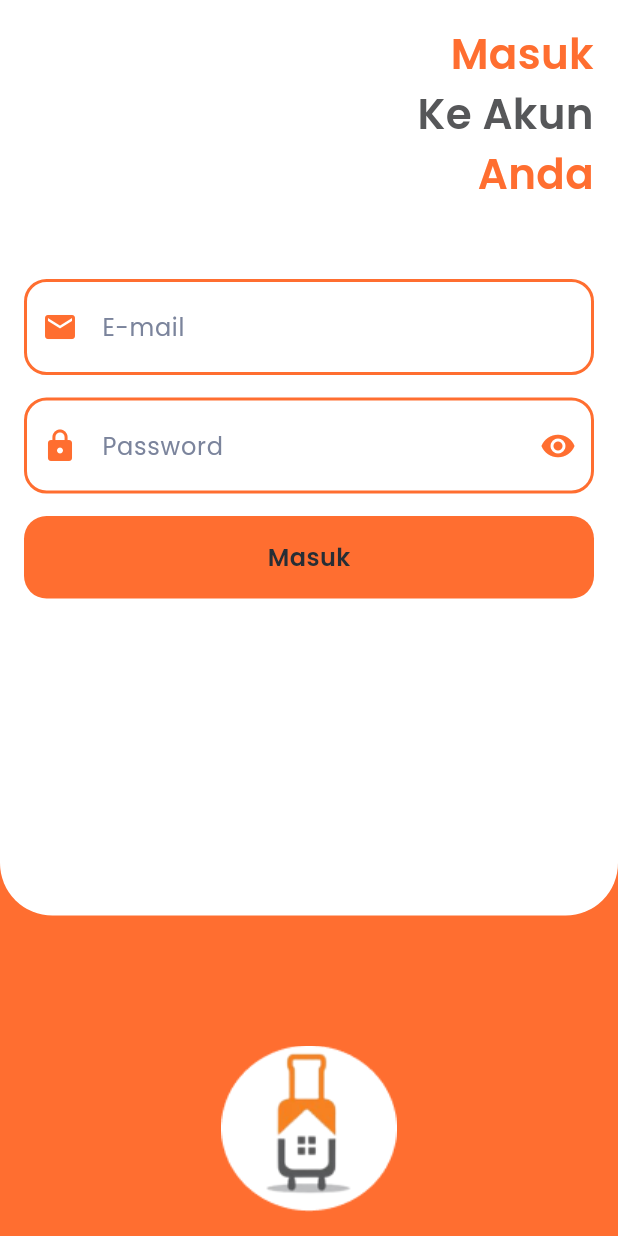
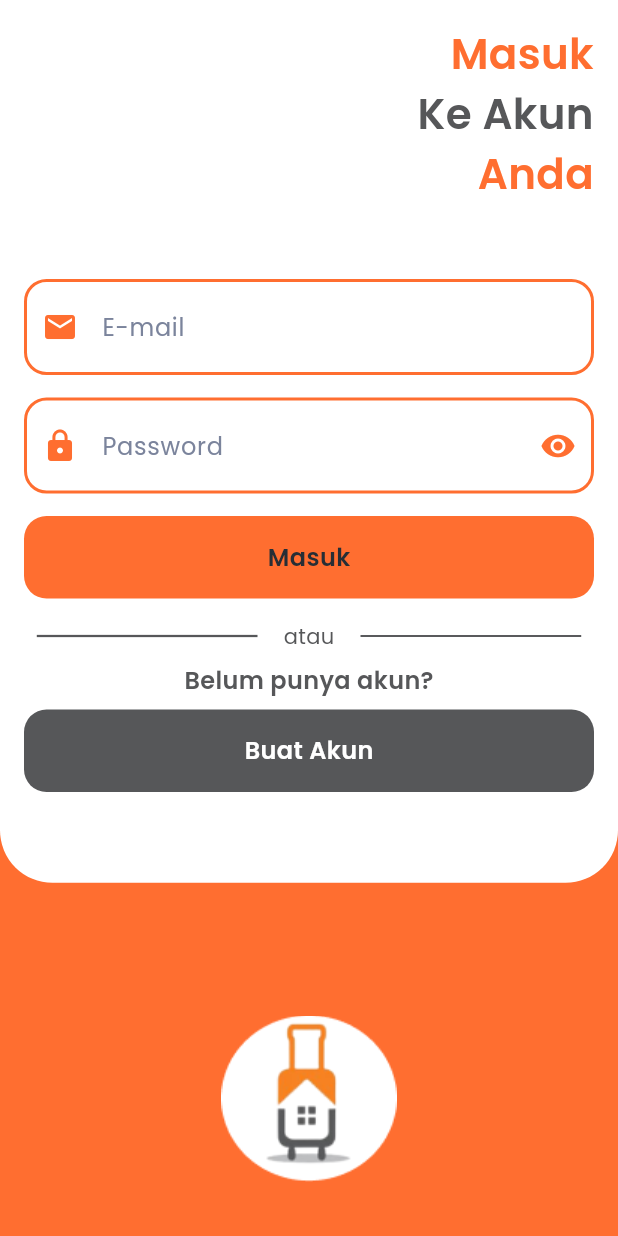
Before and after one commit to rizkiazka99/Villa-Reservation-App-Client, a Flutter app: the screen it shows after launch, on a phone screen of 412 x 824 dp. Run offline on Flutter 3.47's test engine with Material 2 defaults, Android fonts, the phone set to English and light mode, and no system bars; our stand-ins replace dio, email_validator, flutter_spinkit, get, shared_preferences; accounts and stored records are empty.

Commit message:
update progress

```diff
--- a/lib/core/font_sizes.dart
+++ b/lib/core/font_sizes.dart
@@ -53,7 +53,7 @@ h7({color = textBlack, fontWeight = FontWeight.bold, fontFamily}) {
 
 //body
 bodyLg({color = textBlack, fontWeight = FontWeight.bold, fontFamily}) {
-  return TextStyle(color: color, fontSize: 16, letterSpacing: 2, fontWeight: fontWeight, fontFamily: fontFamily);
+  return TextStyle(color: color, fontSize: 16, fontWeight: fontWeight, fontFamily: fontFamily);
 }
 
 bodyMd({color = textGrey, fontWeight = FontWeight.normal, fontStyle = FontStyle.normal, fontFamily}) {
--- a/lib/main.dart
+++ b/lib/main.dart
@@ -1,4 +1,5 @@
 import 'package:flutter/material.dart';
+import 'package:flutter/services.dart';
 import 'package:get/get.dart';
 import 'package:reservilla/router/route_app.dart';
 import 'package:reservilla/router/route_variables.dart';
@@ -12,8 +13,16 @@ class MyApp extends StatelessWidget {
 
   @override
   Widget build(BuildContext context) {
+    SystemChrome.setPreferredOrientations(
+      [
+        DeviceOrientation.portraitUp,
+        DeviceOrientation.portraitDown
+      ]
+    );
+
     return GetMaterialApp(
-      title: 'Flutter Demo',
+      debugShowCheckedModeBanner: false,
+      title: 'ReserVilla',
       theme: ThemeData(
         //colorScheme: ColorScheme.fromSeed(seedColor: Colors.deepPurple),
         useMaterial3: true,
--- /dev/null
+++ b/lib/modules/binding/auth/register_screen_binding.dart
@@ -0,0 +1,9 @@
+import 'package:get/get.dart';
+import 'package:reservilla/modules/controller/auth/register_screen_controller.dart';
+
+class RegisterScreenBinding extends Bindings {
+  @override
+  void dependencies() {
+    Get.lazyPut<RegisterScreenController>(() => RegisterScreenController());
+  }
+}
--- /dev/null
+++ b/lib/modules/controller/auth/register_screen_controller.dart
@@ -0,0 +1,5 @@
+import 'package:get/get.dart';
+
+class RegisterScreenController extends GetxController {
+
+}
--- a/lib/modules/view/auth/login_screen.dart
+++ b/lib/modules/view/auth/login_screen.dart
@@ -5,6 +5,7 @@ import 'package:reservilla/core/colors.dart';
 import 'package:reservilla/core/font_sizes.dart';
 import 'package:reservilla/modules/controller/auth/login_screen_controller.dart';
 import 'package:reservilla/widgets/authentication_form.dart';
+import 'package:reservilla/widgets/decorative_or.dart';
 import 'package:reservilla/widgets/default_button.dart';
 
 class LoginScreen extends StatefulWidget {
@@ -30,14 +31,14 @@ class _LoginScreenState extends State<LoginScreen> {
               Container(
                 alignment: Alignment.bottomCenter,
                 width: MediaQuery.of(context).size.width,
-                padding: const EdgeInsets.only(bottom: 16),
+                padding: const EdgeInsets.only(bottom: 36),
                 color: contextOrange,
                 child: Image.asset(
                   'assets/images/logo.png',
                 ),
               ),
               Container(
-                height: MediaQuery.of(context).size.height / 1.35,
+                height: MediaQuery.of(context).size.height / 1.4,
                 width: MediaQuery.of(context).size.width,
                 padding: const EdgeInsets.all(16),
                 decoration: const BoxDecoration(
@@ -127,12 +128,34 @@ class _LoginScreenState extends State<LoginScreen> {
                           }
                         ))
                       ),
-                      DefaultButton(
-                        onTap: () {
-                          controller.initiateLogin();
-                        },
-                        color: contextOrange,
-                        buttonText: 'Masuk'
+                      Container(
+                        padding: const EdgeInsets.only(bottom: 15),
+                        child: DefaultButton(
+                          onTap: () {
+                            controller.initiateLogin();
+                          },
+                          color: contextOrange,
+                          buttonText: 'Masuk'
+                        ),
+                      ),
+                      decorativeOr(context),
+                      Container(
+                        padding: const EdgeInsets.only(top: 8),
+                        child: Text(
+                          'Belum punya akun?',
+                          style: bodyLg(color: contextGrey),
+                        ),
+                      ),
+                      Container(
+                        padding: const EdgeInsets.only(top: 8),
+                        child: DefaultButton(
+                          onTap: () {
+
+                          },
+                          color: contextGrey,
+                          buttonText: 'Buat Akun',
+                          buttonTextColor: Colors.white,
+                        ),
                       )
                     ],
                   ),
--- /dev/null
+++ b/lib/modules/view/auth/register_screen.dart
@@ -0,0 +1,19 @@
+import 'package:flutter/material.dart';
+import 'package:get/get.dart';
+import 'package:reservilla/modules/controller/auth/register_screen_controller.dart';
+
+class RegisterScreen extends StatefulWidget {
+  const RegisterScreen({super.key});
+
+  @override
+  State<RegisterScreen> createState() => _RegisterScreenState();
+}
+
+class _RegisterScreenState extends State<RegisterScreen> {
+  RegisterScreenController controller = Get.find<RegisterScreenController>();
+
+  @override
+  Widget build(BuildContext context) {
+    return Scaffold();
+  }
+}
--- a/lib/router/route_app.dart
+++ b/lib/router/route_app.dart
@@ -1,6 +1,8 @@
 import 'package:get/get.dart';
 import 'package:reservilla/modules/binding/auth/login_screen_binding.dart';
+import 'package:reservilla/modules/binding/auth/register_screen_binding.dart';
 import 'package:reservilla/modules/view/auth/login_screen.dart';
+import 'package:reservilla/modules/view/auth/register_screen.dart';
 import 'package:reservilla/router/route_variables.dart';
 
 class AppPages {
@@ -9,6 +11,11 @@ class AppPages {
       name: loginScreenRoute,
       page: () => const LoginScreen(),
       binding: LoginScreenBinding()
+    ),
+    GetPage(
+      name: registerScreenRoute,
+      page: () => const RegisterScreen(),
+      binding: RegisterScreenBinding()
     )
   ];
 }
--- a/lib/router/route_variables.dart
+++ b/lib/router/route_variables.dart
@@ -1 +1,2 @@
 const loginScreenRoute = '/loginScreen';
+const registerScreenRoute = '/registerScreen';
--- /dev/null
+++ b/lib/widgets/decorative_or.dart
@@ -0,0 +1,32 @@
+import 'package:flutter/material.dart';
+import 'package:reservilla/core/colors.dart';
+import 'package:reservilla/core/font_sizes.dart';
+
+Widget decorativeOr(BuildContext context) {
+  return SizedBox(
+    width: MediaQuery.of(context).size.width,
+    child: Row(
+      mainAxisAlignment: MainAxisAlignment.center,
+      children: [
+        SizedBox(
+          width: MediaQuery.of(context).size.width / 2.8,
+          child: const Divider(color: contextGrey, thickness: 1.5),
+        ),
+        Container(
+          alignment: Alignment.center,
+          width: MediaQuery.of(context).size.width / 6,
+          child: Text(
+            'atau',
+            style: bodyMd(
+              color: contextGrey,
+            )
+          ),
+        ),
+        SizedBox(
+          width: MediaQuery.of(context).size.width / 2.8,
+          child: const Divider(color: contextGrey, thickness: 1.3),
+        ),
+      ],
+    ),
+  );
+}
--- a/lib/widgets/default_button.dart
+++ b/lib/widgets/default_button.dart
@@ -1,16 +1,19 @@
 import 'package:flutter/material.dart';
+import 'package:reservilla/core/colors.dart';
 import 'package:reservilla/core/font_sizes.dart';
 
 class DefaultButton extends StatelessWidget {
   final void Function()? onTap;
   final Color? color;
   final String buttonText;
+  final Color buttonTextColor;
 
   const DefaultButton({
     super.key,
     required this.onTap,
     required this.color,
-    required this.buttonText
+    required this.buttonText,
+    this.buttonTextColor = textBlack
   });
 
   @override
@@ -27,7 +30,7 @@ class DefaultButton extends StatelessWidget {
         ),
         child: Text(
           buttonText,
-          style: buttonLg(),
+          style: buttonLg(color: buttonTextColor),
         ),
       ),
     );
```
Also changed, not shown: 1 other file.
